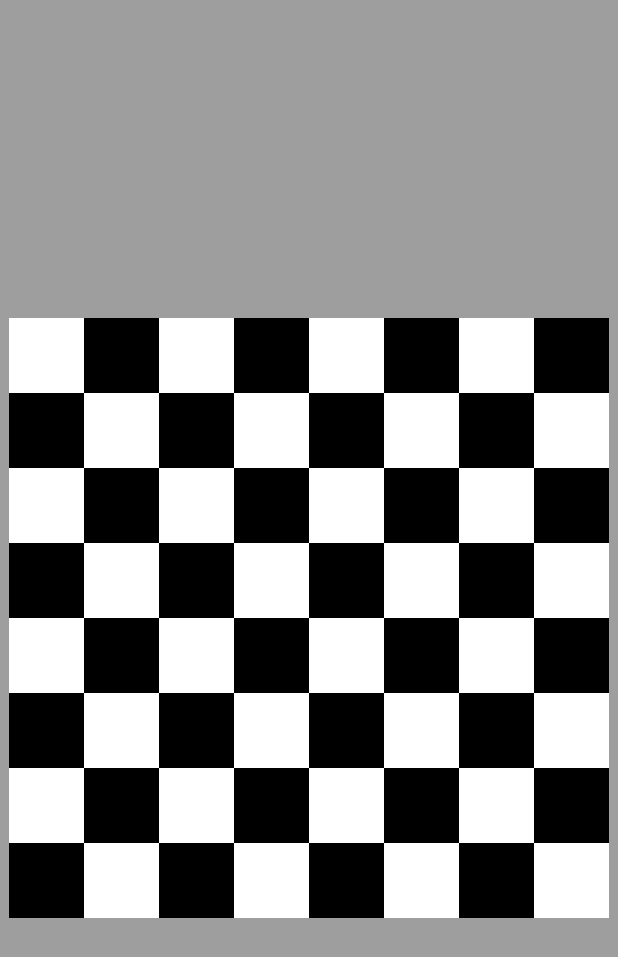
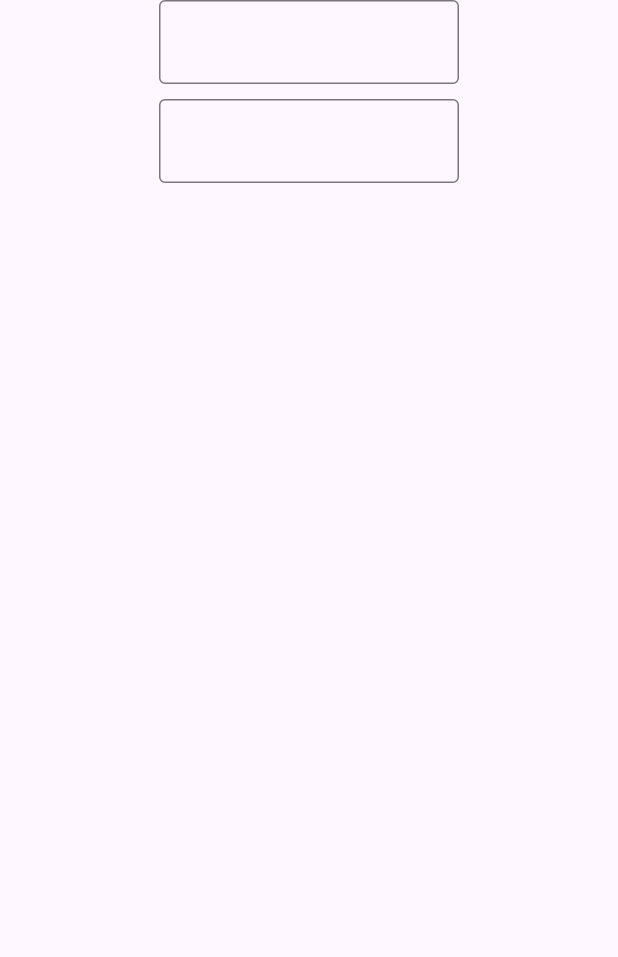
Before and after one commit to ayishamajna/flutter_mini_works, a Flutter app: the screen it shows after launch, on a phone screen of 412 x 824 dp. Shown: the top 957 px of the screen. Run offline on Flutter 3.47's test engine with Material 3 defaults, Android fonts, the light colour scheme and no system bars.

Commit message:
12-12-24

```diff
--- a/lib/main.dart
+++ b/lib/main.dart
@@ -1,6 +1,6 @@
 import 'package:flutter/material.dart';
-import 'package:flutter_works/chessboard.dart';
-import 'package:flutter_works/myContainers.dart';
+import 'package:flutter_works/mediaContainer.dart';
+import 'package:flutter_works/myStack.dart';
 
 void main() {
   runApp(const MyApp());
@@ -18,7 +18,6 @@ class MyApp extends StatelessWidget {
           colorScheme: ColorScheme.fromSeed(seedColor: Colors.deepPurple),
           useMaterial3: true,
         ),
-      home: Chessboard(),
-    );
+        home: MediaContainer());
   }
 }
--- /dev/null
+++ b/lib/mediaContainer.dart
@@ -0,0 +1,33 @@
+import 'package:flutter/material.dart';
+import 'package:flutter_works/myContainers.dart';
+import 'package:flutter_works/widgets/BlackContainer.dart';
+
+class MediaContainer extends StatefulWidget {
+  const MediaContainer({super.key});
+
+  @override
+  State<MediaContainer> createState() => _MediaContainerState();
+}
+
+class _MediaContainerState extends State<MediaContainer> {
+  @override
+  Widget build(BuildContext context) {
+    // double screenWidth = MediaQuery.of(context).size.width;
+    // double screenHeight = MediaQuery.of(context).size.height;
+    double screenSize =
+        MediaQuery.of(context).size.width < MediaQuery.of(context).size.height
+            ? MediaQuery.of(context).size.width
+            : MediaQuery.of(context).size.height;
+    return const Scaffold(
+        body: Center(
+            child: Column(
+      children: [
+        Blackcontainer(),
+        SizedBox(
+          height: 10,
+        ),
+        Blackcontainer()
+      ],
+    )));
+  }
+}
--- /dev/null
+++ b/lib/widgets/BlackContainer.dart
@@ -0,0 +1,17 @@
+import 'package:flutter/material.dart';
+
+class Blackcontainer extends StatelessWidget {
+  const Blackcontainer({super.key});
+
+  @override
+  Widget build(BuildContext context) {
+    return SizedBox(
+      width: 200,
+      child: TextFormField(
+        decoration: InputDecoration(
+          border: OutlineInputBorder(),
+        ),
+      ),
+    );
+  }
+}
```
Also changed, not shown: lib/customChessBoard.dart (added, +128 -0 lines), lib/myStack.dart (added, +45 -0 lines), lib/widgets/whiteContainer.dart (added, +14 -0 lines). Lines whose indentation alone changed are shown as unchanged.
